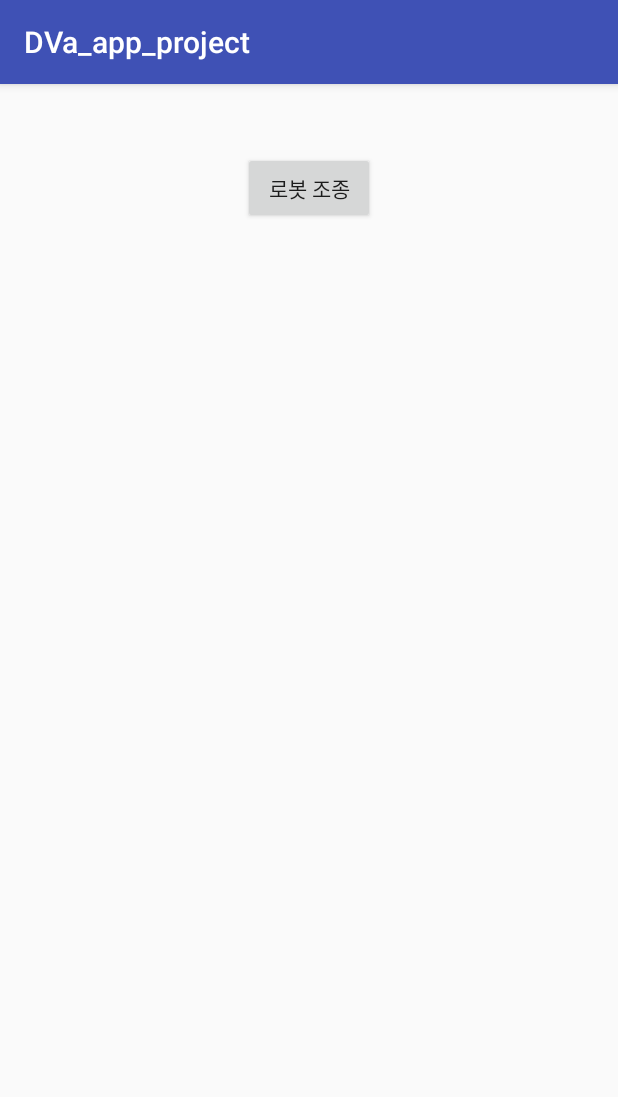
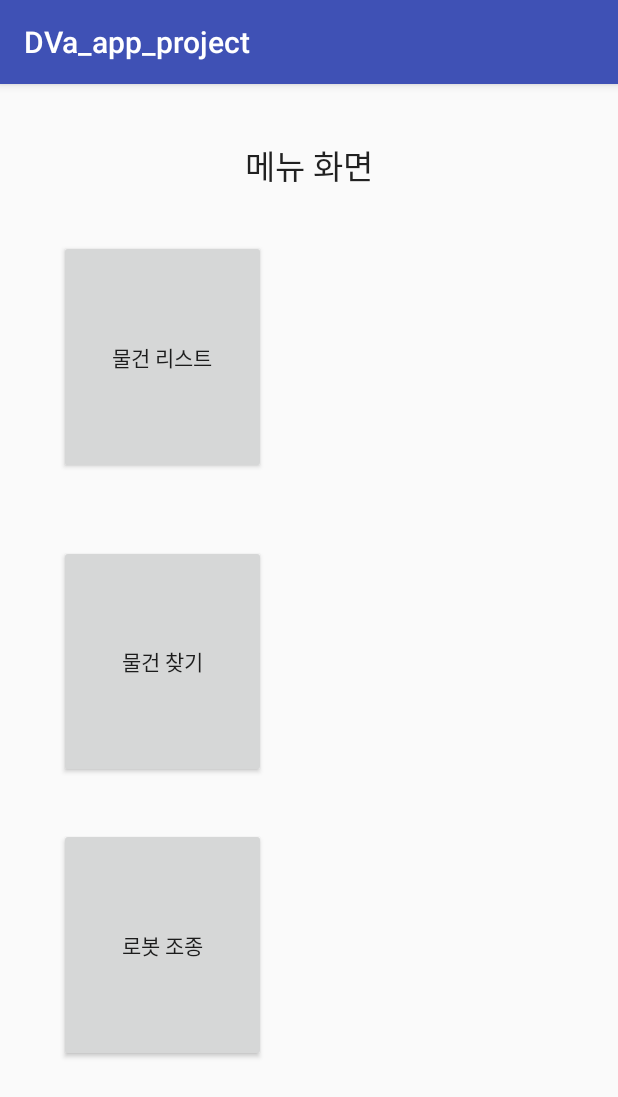
Before and after one commit to HyunIm/2018_Capstone_D.VA_Src_java, an Android app: the SelectMenu screen opened directly, with no data from a screen before it, on a phone screen of 412 x 824 dp. Shown: the top 1097 px of the screen. Run offline under Robolectric (Android 15) with nearby library versions, the phone set to English and light mode, and no system bars; network calls fail.

Commit message:
모듈통합
모듈통합

```diff
--- a/DVa_app_project/app/src/main/java/com/example/a201311177/dva_app_project/Login.java
+++ b/DVa_app_project/app/src/main/java/com/example/a201311177/dva_app_project/Login.java
@@ -79,7 +79,6 @@ public class Login extends AppCompatActivity {
             //로봇 ip 저장
             result = robot_addr.get_ip();
             System.out.println("robot_ip is : "+result);
-
             String ID = editText_ID.getText().toString();
             if (ID.length() == 0)
                 Toast.makeText(getApplicationContext(), "Input Your ID", Toast.LENGTH_LONG). show();
--- a/DVa_app_project/app/src/main/res/layout/activity_menu.xml
+++ b/DVa_app_project/app/src/main/res/layout/activity_menu.xml
@@ -3,16 +3,55 @@
     xmlns:app="http://schemas.android.com/apk/res-auto"
     xmlns:tools="http://schemas.android.com/tools"
     android:layout_width="match_parent"
-    android:layout_height="match_parent">
+    android:layout_height="match_parent"
+    tools:layout_editor_absoluteY="81dp">
 
     <Button
         android:id="@+id/button3"
+        android:layout_width="0dp"
+        android:layout_height="0dp"
+        android:layout_marginBottom="116dp"
+        android:onClick="onButtonRobotCntrol"
+        android:text="로봇 조종"
+        app:layout_constraintBottom_toBottomOf="parent"
+        app:layout_constraintEnd_toEndOf="@+id/button4"
+        app:layout_constraintStart_toStartOf="@+id/button4"
+        app:layout_constraintTop_toBottomOf="@+id/button4" />
+
+    <Button
+        android:id="@+id/button4"
+        android:layout_width="138dp"
+        android:layout_height="0dp"
+        android:layout_marginBottom="33dp"
+        android:layout_marginLeft="39dp"
+        android:layout_marginStart="39dp"
+        android:text="물건 찾기"
+        app:layout_constraintBottom_toTopOf="@+id/button3"
+        app:layout_constraintStart_toStartOf="parent"
+        app:layout_constraintTop_toBottomOf="@+id/button5" />
+
+    <Button
+        android:id="@+id/button5"
+        android:layout_width="0dp"
+        android:layout_height="0dp"
+        android:layout_marginBottom="47dp"
+        android:text="물건 리스트"
+        app:layout_constraintBottom_toTopOf="@+id/button4"
+        app:layout_constraintEnd_toEndOf="@+id/button4"
+        app:layout_constraintStart_toStartOf="@+id/button4"
+        app:layout_constraintTop_toBottomOf="@+id/textView9" />
+
+    <TextView
+        android:id="@+id/textView9"
         android:layout_width="wrap_content"
         android:layout_height="wrap_content"
-        android:layout_marginTop="45dp"
-        android:onClick="onButtonRobotCntrol"
-        android:text="로봇 조종"
+        android:layout_marginBottom="33dp"
+        android:layout_marginTop="37dp"
+        android:text="메뉴 화면"
+        android:textAppearance="@android:style/TextAppearance.Large"
+        app:layout_constraintBottom_toTopOf="@+id/button5"
         app:layout_constraintEnd_toEndOf="parent"
         app:layout_constraintStart_toStartOf="parent"
         app:layout_constraintTop_toTopOf="parent" />
+
 </android.support.constraint.ConstraintLayout>
```
Also changed, not shown: DVa_app_project/app/src/main/AndroidManifest.xml (+12 -6 lines), DVa_app_project/app/src/main/java/com/example/a201311177/dva_app_project/Alarm.java (added, +13 -0 lines), DVa_app_project/app/src/main/java/com/example/a201311177/dva_app_project/Find_Thing.java (added, +13 -0 lines), DVa_app_project/app/src/main/java/com/example/a201311177/dva_app_project/Registration_Thing.java (added, +13 -0 lines), DVa_app_project/app/src/main/java/com/example/a201311177/dva_app_project/Thing_List_Management.java (added, +13 -0 lines), DVa_app_project/app/src/main/res/layout/activity_alarm.xml (added, +44 -0 lines), DVa_app_project/app/src/main/res/layout/activity_find__thing.xml (added, +55 -0 lines), DVa_app_project/app/src/main/res/layout/activity_registration__thing.xml (added, +61 -0 lines), DVa_app_project/app/src/main/res/layout/activity_thing__list__management.xml (added, +56 -0 lines).
